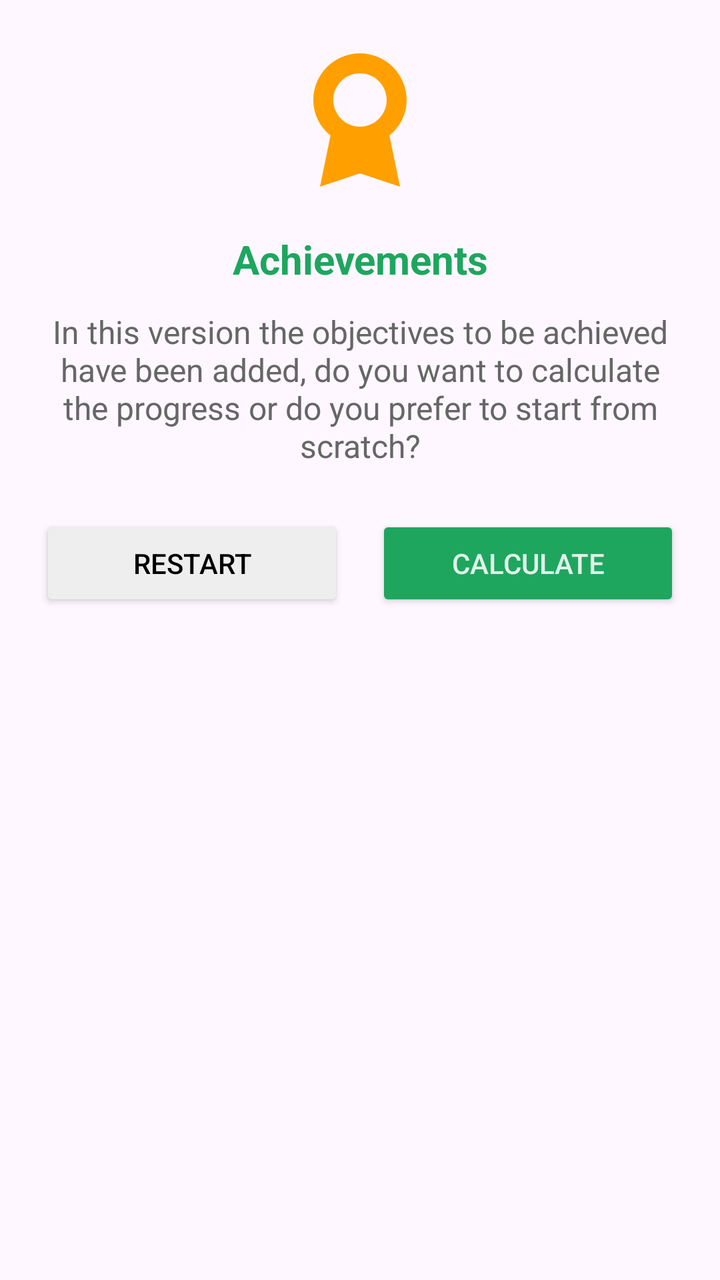
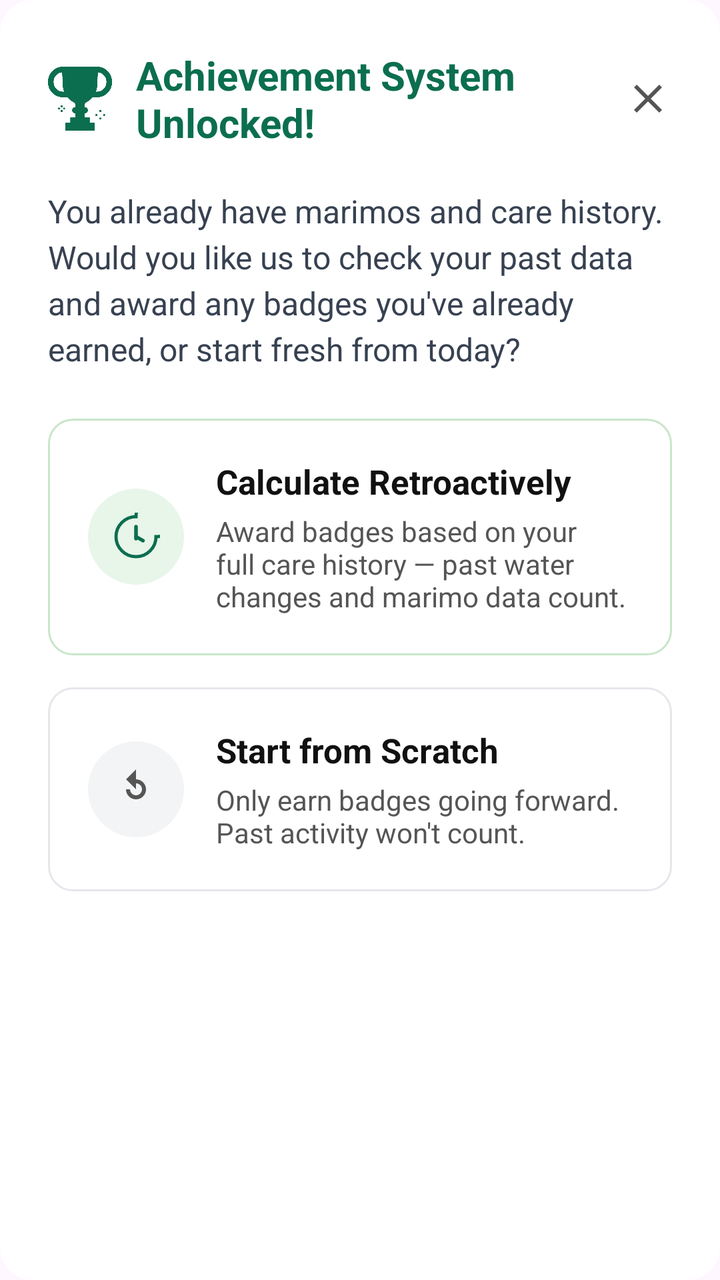

The first picture is an Android layout as it rendered before a commit; the second is the same layout after the commit. The layout source and the unified diff follow.
<!-- AndroidManifest.xml: application theme Theme.MarimoCare -->
<!-- res/layout/dialog_achievement_intro.xml -->
<?xml version="1.0" encoding="utf-8"?>
<LinearLayout
    xmlns:android="http://schemas.android.com/apk/res/android"
    xmlns:app="http://schemas.android.com/apk/res-auto"
    xmlns:tools="http://schemas.android.com/tools"
    android:layout_width="match_parent"
    android:layout_height="wrap_content"
    android:orientation="vertical"
    android:padding="20dp">

    <ImageView
        android:id="@+id/imgAchievement"
        android:layout_width="80dp"
        android:layout_height="80dp"
        android:layout_gravity="center"
        android:src="@drawable/ic_coccard"
        app:tint="@color/marimo_tint_star"
        android:contentDescription="@string/achievement" />

    <TextView
        android:id="@+id/txtTitle"
        android:layout_width="match_parent"
        android:layout_height="wrap_content"
        android:layout_marginTop="16dp"
        android:gravity="center"
        android:text="@string/achievement_intro_title"
        android:textColor="@color/green"
        android:textSize="20sp"
        android:textStyle="bold" />

    <TextView
        android:id="@+id/txtMessage"
        android:layout_width="match_parent"
        android:layout_height="wrap_content"
        android:layout_marginTop="12dp"
        android:gravity="center"
        android:text="@string/achievement_intro_message"
        android:textColor="@color/marimo_text_dim"
        android:textSize="16sp" />

    <LinearLayout
        android:layout_width="match_parent"
        android:layout_height="wrap_content"
        android:layout_marginTop="24dp"
        android:orientation="horizontal"
        android:gravity="center">

        <Button
            android:id="@+id/btnRestart"
            android:layout_width="0dp"
            android:layout_height="wrap_content"
            android:layout_weight="1"
            android:layout_marginEnd="8dp"
            android:text="@string/restart"
            android:backgroundTint="@color/marimo_bg_gray"
            android:textColor="@color/black" />

        <Button
            android:id="@+id/btnCalculate"
            android:layout_width="0dp"
            android:layout_height="wrap_content"
            android:layout_weight="1"
            android:layout_marginStart="8dp"
            android:text="@string/calculate"
            android:backgroundTint="@color/green"
            android:textColor="@color/marimo_white" />
    </LinearLayout>

</LinearLayout>
<!-- resources referenced by this layout -->
<resources>
  <color name="green">#1EA65F</color>
  <color name="marimo_bg_gray">#EEEEEE</color>
  <color name="marimo_text_dim">#666666</color>
  <color name="marimo_tint_star">#FFA000</color>
  <color name="marimo_white">#ddffffff</color>
  <!-- drawable ic_coccard (drawable) -->
  <vector xmlns:android="http://schemas.android.com/apk/res/android"
      android:width="24dp"
      android:height="24dp"
      android:viewportWidth="24"
      android:viewportHeight="24">
      <path
          android:fillColor="@color/black"
          android:pathData="M12,2c-3.86,0 -7,3.14 -7,7c0,2.15 1.01,4.06 2.58,5.32L6,22l6,-2l6,2l-1.58,-7.68C17.99,13.06 19,11.15 19,9c0,-3.86 -3.14,-7 -7,-7zM12,13c-2.21,0 -4,-1.79 -4,-4s1.79,-4 4,-4s4,1.79 4,4s-1.79,4 -4,4z"/>
  </vector>
  <string name="achievement_intro_message">In this version the objectives to be achieved have been added, do you want to calculate the progress or do you prefer to start from scratch?</string>
  <string name="achievement_intro_title">Achievements</string>
  <string name="calculate">Calculate</string>
  <string name="restart">Restart</string>
  <!-- unchanged entries left out for length: 18 -->
</resources>

<!-- the commit's change to res/layout/dialog_achievement_intro.xml (unified diff, before → after) -->
@@ -1,69 +1,168 @@
 <?xml version="1.0" encoding="utf-8"?>
-<LinearLayout
-    xmlns:android="http://schemas.android.com/apk/res/android"
+<LinearLayout xmlns:android="http://schemas.android.com/apk/res/android"
     xmlns:app="http://schemas.android.com/apk/res-auto"
     xmlns:tools="http://schemas.android.com/tools"
     android:layout_width="match_parent"
     android:layout_height="wrap_content"
+    android:background="@drawable/bg_card_rounded_white"
     android:orientation="vertical"
-    android:padding="20dp">
+    android:padding="24dp">
 
-    <ImageView
-        android:id="@+id/imgAchievement"
-        android:layout_width="80dp"
-        android:layout_height="80dp"
-        android:layout_gravity="center"
-        android:src="@drawable/ic_coccard"
-        app:tint="@color/marimo_tint_star"
-        android:contentDescription="@string/achievement" />
+    
+    <RelativeLayout
+        android:layout_width="match_parent"
+        android:layout_height="wrap_content">
 
-    <TextView
-        android:id="@+id/txtTitle"
-        android:layout_width="match_parent"
-        android:layout_height="wrap_content"
-        android:layout_marginTop="16dp"
-        android:gravity="center"
-        android:text="@string/achievement_intro_title"
-        android:textColor="@color/green"
-        android:textSize="20sp"
-        android:textStyle="bold" />
+        <LinearLayout
+            android:layout_width="wrap_content"
+            android:layout_height="wrap_content"
+            android:layout_alignParentStart="true"
+            android:layout_toStartOf="@+id/btnClose"
+            android:gravity="center_vertical"
+            android:orientation="horizontal">
 
+            <ImageView
+                android:layout_width="32dp"
+                android:layout_height="32dp"
+                android:src="@drawable/ic_trophy"
+                app:tint="@color/marimo_text_primary"
+                android:contentDescription="@string/achievement" />
+
+            <TextView
+                android:id="@+id/txtTitle"
+                android:layout_width="wrap_content"
+                android:layout_height="wrap_content"
+                android:layout_marginStart="12dp"
+                android:text="@string/achievement_unlocked_title"
+                android:textColor="@color/marimo_text_primary"
+                android:textSize="20sp"
+                android:textStyle="bold" />
+        </LinearLayout>
+
+        <ImageView
+            android:id="@+id/btnClose"
+            android:layout_width="24dp"
+            android:layout_height="24dp"
+            android:layout_alignParentEnd="true"
+            android:layout_centerVertical="true"
+            android:src="@drawable/ic_close_24"
+            app:tint="@color/marimo_text_secondary"
+            android:contentDescription="@string/cancel" />
+    </RelativeLayout>
+
+    
     <TextView
         android:id="@+id/txtMessage"
         android:layout_width="match_parent"
         android:layout_height="wrap_content"
-        android:layout_marginTop="12dp"
-        android:gravity="center"
-        android:text="@string/achievement_intro_message"
-        android:textColor="@color/marimo_text_dim"
+        android:layout_marginTop="20dp"
+        android:lineSpacingExtra="4dp"
+        android:text="@string/achievement_unlocked_message"
+        android:textColor="@color/marimo_text_cool_gray"
         android:textSize="16sp" />
 
+    
     <LinearLayout
+        android:id="@+id/btnCalculate"
         android:layout_width="match_parent"
         android:layout_height="wrap_content"
         android:layout_marginTop="24dp"
+        android:background="@drawable/bg_card_retroactive"
+        android:clickable="true"
+        android:focusable="true"
+        android:gravity="center_vertical"
         android:orientation="horizontal"
-        android:gravity="center">
+        android:padding="20dp">
 
-        <Button
-            android:id="@+id/btnRestart"
+        <FrameLayout
+            android:layout_width="48dp"
+            android:layout_height="48dp"
+            android:background="@drawable/bg_circle_retroactive">
+
+            <ImageView
+                android:layout_width="24dp"
+                android:layout_height="24dp"
+                android:layout_gravity="center"
+                android:src="@drawable/ic_clock"
+                app:tint="@color/marimo_text_primary"
+                android:contentDescription="@null" />
+        </FrameLayout>
+
+        <LinearLayout
             android:layout_width="0dp"
             android:layout_height="wrap_content"
+            android:layout_marginStart="16dp"
             android:layout_weight="1"
-            android:layout_marginEnd="8dp"
-            android:text="@string/restart"
-            android:backgroundTint="@color/marimo_bg_gray"
-            android:textColor="@color/black" />
+            android:orientation="vertical">
 
-        <Button
-            android:id="@+id/btnCalculate"
+            <TextView
+                android:layout_width="wrap_content"
+                android:layout_height="wrap_content"
+                android:text="@string/calculate_retroactively"
+                android:textColor="@color/marimo_text_deep_black"
+                android:textSize="17sp"
+                android:textStyle="bold" />
+
+            <TextView
+                android:layout_width="wrap_content"
+                android:layout_height="wrap_content"
+                android:layout_marginTop="4dp"
+                android:text="@string/calculate_retroactively_desc"
+                android:textColor="@color/marimo_text_secondary"
+                android:textSize="14sp" />
+        </LinearLayout>
+    </LinearLayout>
+
+    
+    <LinearLayout
+        android:id="@+id/btnRestart"
+        android:layout_width="match_parent"
+        android:layout_height="wrap_content"
+        android:layout_marginTop="16dp"
+        android:background="@drawable/bg_card_scratch"
+        android:clickable="true"
+        android:focusable="true"
+        android:gravity="center_vertical"
+        android:orientation="horizontal"
+        android:padding="20dp">
+
+        <FrameLayout
+            android:layout_width="48dp"
+            android:layout_height="48dp"
+            android:background="@drawable/bg_circle_scratch">
+
+            <ImageView
+                android:layout_width="24dp"
+                android:layout_height="24dp"
+                android:layout_gravity="center"
+                android:src="@drawable/ic_reset"
+                app:tint="@color/marimo_text_secondary"
+                android:contentDescription="@null" />
+        </FrameLayout>
+
+        <LinearLayout
             android:layout_width="0dp"
             android:layout_height="wrap_content"
+            android:layout_marginStart="16dp"
             android:layout_weight="1"
-            android:layout_marginStart="8dp"
-            android:text="@string/calculate"
-            android:backgroundTint="@color/green"
-            android:textColor="@color/marimo_white" />
+            android:orientation="vertical">
+
+            <TextView
+                android:layout_width="wrap_content"
+                android:layout_height="wrap_content"
+                android:text="@string/start_from_scratch"
+                android:textColor="@color/marimo_text_deep_black"
+                android:textSize="17sp"
+                android:textStyle="bold" />
+
+            <TextView
+                android:layout_width="wrap_content"
+                android:layout_height="wrap_content"
+                android:layout_marginTop="4dp"
+                android:text="@string/start_from_scratch_desc"
+                android:textColor="@color/marimo_text_secondary"
+                android:textSize="14sp" />
+        </LinearLayout>
     </LinearLayout>
 
 </LinearLayout>
<!-- resource entries referenced after the edit -->
@@ -1,11 +1,74 @@
 <!-- resources referenced by this layout -->
 <resources>
-  <color name="green">#1EA65F</color>
-  <color name="marimo_bg_gray">#EEEEEE</color>
-  <color name="marimo_text_dim">#666666</color>
-  <color name="marimo_tint_star">#FFA000</color>
-  <color name="marimo_white">#ddffffff</color>
-  <!-- drawable ic_coccard (drawable) -->
+  <color name="marimo_text_cool_gray">#374151</color>
+  <color name="marimo_text_deep_black">#111111</color>
+  <!-- drawable bg_card_retroactive (drawable) -->
+  <?xml version="1.0" encoding="utf-8"?>
+  <shape xmlns:android="http://schemas.android.com/apk/res/android">
+      <solid android:color="@color/white"/>
+      <stroke
+          android:width="1dp"
+          android:color="#C8E6C9"/>
+      <corners android:radius="12dp"/>
+  </shape>
+  <!-- drawable bg_card_rounded_white (drawable) -->
+  <?xml version="1.0" encoding="utf-8"?>
+  <shape xmlns:android="http://schemas.android.com/apk/res/android">
+      <solid android:color="@color/white"/>
+      <corners android:radius="16dp"/>
+  </shape>
+  <!-- drawable bg_card_scratch (drawable) -->
+  <?xml version="1.0" encoding="utf-8"?>
+  <shape xmlns:android="http://schemas.android.com/apk/res/android">
+      <solid android:color="@color/white"/>
+      <stroke
+          android:width="1dp"
+          android:color="#E5E7EB"/>
+      <corners android:radius="12dp"/>
+  </shape>
+  <!-- drawable bg_circle_retroactive (drawable) -->
+  <?xml version="1.0" encoding="utf-8"?>
+  <shape xmlns:android="http://schemas.android.com/apk/res/android"
+      android:shape="oval">
+      <solid android:color="#E8F5E9"/>
+  </shape>
+  <!-- drawable bg_circle_scratch (drawable) -->
+  <?xml version="1.0" encoding="utf-8"?>
+  <shape xmlns:android="http://schemas.android.com/apk/res/android"
+      android:shape="oval">
+      <solid android:color="#F3F4F6"/>
+  </shape>
+  <!-- drawable ic_clock (drawable) -->
+  <vector xmlns:android="http://schemas.android.com/apk/res/android"
+      android:width="20dp"
+      android:height="20dp"
+      android:viewportWidth="24"
+      android:viewportHeight="24">
+  
+      
+      <path
+          android:fillColor="@android:color/transparent"
+          android:strokeColor="@color/marimo_text_accent"
+          android:strokeWidth="1.6"
+          android:pathData="M12,2 A10,10 0 1,0 22,12 A10,10 0 1,0 12,2 Z" />
+  
+      
+      <path
+          android:fillColor="@android:color/transparent"
+          android:strokeColor="@color/marimo_text_accent"
+          android:strokeWidth="1.8"
+          android:strokeLineCap="round"
+          android:pathData="M12,7 L12,13" />
+  
+      
+      <path
+          android:fillColor="@android:color/transparent"
+          android:strokeColor="@color/marimo_text_accent"
+          android:strokeWidth="1.8"
+          android:strokeLineCap="round"
+          android:pathData="M12,12 L15.5,14" />
+  </vector>
+  <!-- drawable ic_close_24 (drawable) -->
   <vector xmlns:android="http://schemas.android.com/apk/res/android"
       android:width="24dp"
       android:height="24dp"
@@ -13,12 +76,29 @@
       android:viewportHeight="24">
       <path
           android:fillColor="@color/black"
-          android:pathData="M12,2c-3.86,0 -7,3.14 -7,7c0,2.15 1.01,4.06 2.58,5.32L6,22l6,-2l6,2l-1.58,-7.68C17.99,13.06 19,11.15 19,9c0,-3.86 -3.14,-7 -7,-7zM12,13c-2.21,0 -4,-1.79 -4,-4s1.79,-4 4,-4s4,1.79 4,4s-1.79,4 -4,4z"/>
+          android:pathData="M19,6.41L17.59,5 12,10.59 6.41,5 5,6.41 10.59,12 5,17.59 6.41,19 12,13.41 17.59,19 19,17.59 13.41,12z"/>
   </vector>
-  <string name="achievement_intro_message">In this version the objectives to be achieved have been added, do you want to calculate the progress or do you prefer to start from scratch?</string>
-  <string name="achievement_intro_title">Achievements</string>
-  <string name="calculate">Calculate</string>
-  <string name="restart">Restart</string>
+  <!-- drawable ic_reset (drawable) -->
+  <vector xmlns:android="http://schemas.android.com/apk/res/android"
+      android:width="20dp"
+      android:height="20dp"
+      android:viewportWidth="24"
+      android:viewportHeight="24">
+      <path
+          android:fillColor="@color/health_red"
+          android:pathData="M12,5V2L7,7l5,5V9c1.66,0 3,1.34 3,3a3,3 0 0 1 -3,3 3,3 0 0 1 -3,-3H7a5,5 0 0 0 5,5 5,5 0 0 0 5,-5c0,-2.76 -2.24,-5 -5,-5z"/>
+  </vector>
+  <!-- drawable ic_trophy: png bitmap (drawable, 30522 bytes) -->
+  <string name="achievement_unlocked_message">You already have marimos and care history. Would you like us to check your past data and award any badges you\'ve already earned, or start fresh from today?</string>
+  <string name="achievement_unlocked_title">Achievement System Unlocked!</string>
+  <string name="calculate_retroactively">Calculate Retroactively</string>
+  <string name="calculate_retroactively_desc">Award badges based on your full care history — past water changes and marimo data count.</string>
+  <string name="cancel">Cancel</string>
+  <string name="start_from_scratch">Start from Scratch</string>
+  <string name="start_from_scratch_desc">Only earn badges going forward. Past activity won\'t count.</string>
+  <color name="white">#FFFFFF</color>
+  <color name="marimo_text_accent">#0A9A67</color>
+  <color name="health_red">#C62828</color>
   <!-- unchanged entries left out for length: 18 -->
 </resources>
 
